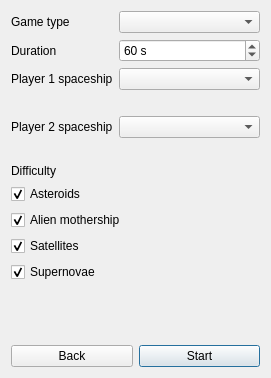
First picture: the form in project/Starfighter/res/ui/NewGameDialog.ui, repository Diego999/Starfighter, before the edit.
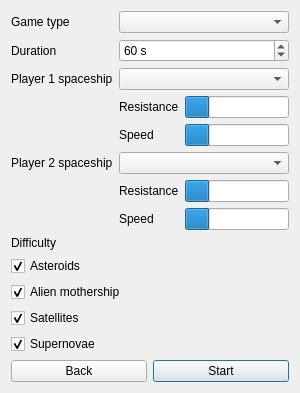
Second picture: the form after the edit. Icons and pictures are not drawn.

Commit message: Show the attributes of the spaceships in NewGameDialog

What changed in the file:
```diff
--- a/project/Starfighter/res/ui/NewGameDialog.ui
+++ b/project/Starfighter/res/ui/NewGameDialog.ui
@@ -6,10 +6,16 @@
    <rect>
     <x>0</x>
     <y>0</y>
-    <width>271</width>
+    <width>300</width>
     <height>378</height>
    </rect>
   </property>
+  <property name="minimumSize">
+   <size>
+    <width>300</width>
+    <height>0</height>
+   </size>
+  </property>
   <property name="windowTitle">
    <string>Create game</string>
   </property>
@@ -72,7 +78,7 @@
        </property>
       </widget>
      </item>
-     <item row="3" column="1">
+     <item row="3" column="0">
       <widget class="QLabel" name="imgP1">
        <property name="text">
         <string/>
@@ -85,7 +91,7 @@
        </property>
       </widget>
      </item>
-     <item row="5" column="1">
+     <item row="5" column="0">
       <widget class="QLabel" name="imgP2">
        <property name="text">
         <string/>
@@ -98,6 +104,94 @@
        </property>
       </widget>
      </item>
+     <item row="3" column="1">
+      <layout class="QFormLayout" name="formLayout_2">
+       <item row="1" column="1">
+        <widget class="QProgressBar" name="speedP1">
+         <property name="value">
+          <number>24</number>
+         </property>
+         <property name="textVisible">
+          <bool>false</bool>
+         </property>
+         <property name="format">
+          <string notr="true"/>
+         </property>
+        </widget>
+       </item>
+       <item row="0" column="1">
+        <widget class="QProgressBar" name="resP1">
+         <property name="value">
+          <number>24</number>
+         </property>
+         <property name="textVisible">
+          <bool>false</bool>
+         </property>
+         <property name="format">
+          <string notr="true"/>
+         </property>
+        </widget>
+       </item>
+       <item row="0" column="0">
+        <widget class="QLabel" name="label_6">
+         <property name="text">
+          <string>Resistance</string>
+         </property>
+        </widget>
+       </item>
+       <item row="1" column="0">
+        <widget class="QLabel" name="label_7">
+         <property name="text">
+          <string>Speed</string>
+         </property>
+        </widget>
+       </item>
+      </layout>
+     </item>
+     <item row="5" column="1">
+      <layout class="QFormLayout" name="formLayout_3">
+       <item row="0" column="0">
+        <widget class="QLabel" name="label_8">
+         <property name="text">
+          <string>Resistance</string>
+         </property>
+        </widget>
+       </item>
+       <item row="1" column="0">
+        <widget class="QLabel" name="label_9">
+         <property name="text">
+          <string>Speed</string>
+         </property>
+        </widget>
+       </item>
+       <item row="0" column="1">
+        <widget class="QProgressBar" name="resP2">
+         <property name="value">
+          <number>24</number>
+         </property>
+         <property name="textVisible">
+          <bool>false</bool>
+         </property>
+         <property name="format">
+          <string notr="true"/>
+         </property>
+        </widget>
+       </item>
+       <item row="1" column="1">
+        <widget class="QProgressBar" name="speedP2">
+         <property name="value">
+          <number>24</number>
+         </property>
+         <property name="textVisible">
+          <bool>false</bool>
+         </property>
+         <property name="format">
+          <string notr="true"/>
+         </property>
+        </widget>
+       </item>
+      </layout>
+     </item>
     </layout>
    </item>
    <item>
```
The commit also changes 4 other files.
